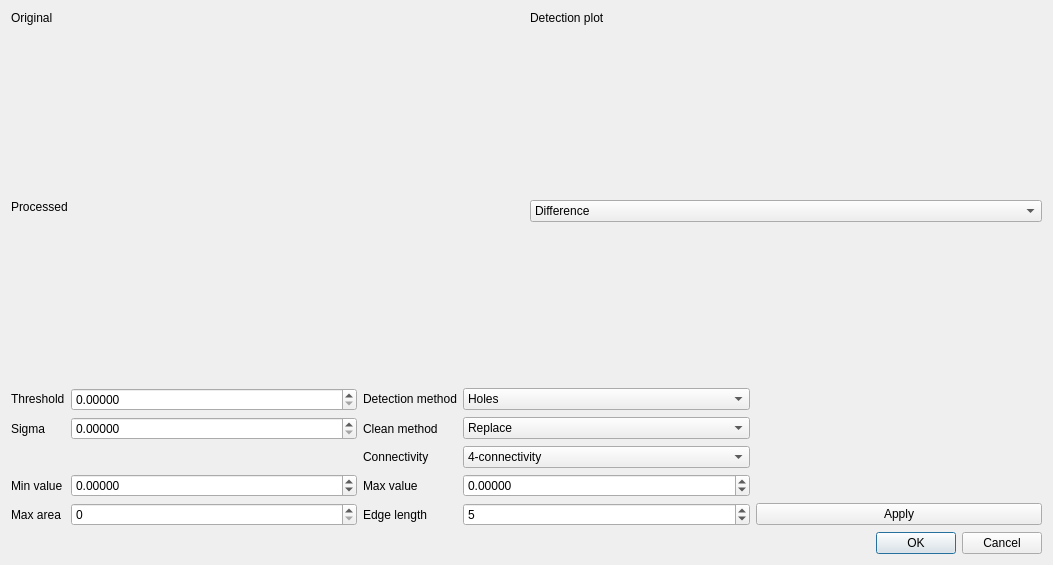
Old version of the form frameworks/tomography/Preprocessing/StdPreprocModulesGUI/src/morphspotcleandlg.ui in the repository neutronimaging/imagingsuite.
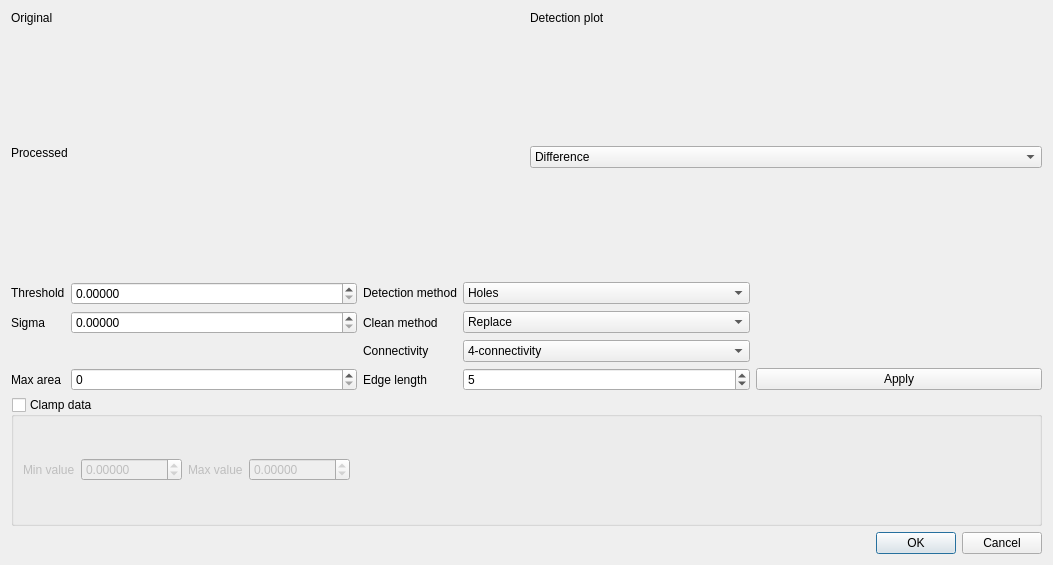
New version of the form. Custom widgets are drawn as their Qt base class.

Commit message: Working checkin: adding clamping to morphspotclean Module runs but GUI crashes.

Patch:
```diff
--- a/frameworks/tomography/Preprocessing/StdPreprocModulesGUI/src/morphspotcleandlg.ui
+++ b/frameworks/tomography/Preprocessing/StdPreprocModulesGUI/src/morphspotcleandlg.ui
@@ -169,13 +169,6 @@
        </item>
       </widget>
      </item>
-     <item row="3" column="2">
-      <widget class="QLabel" name="label_9">
-       <property name="text">
-        <string>Max value</string>
-       </property>
-      </widget>
-     </item>
      <item row="4" column="0">
       <widget class="QLabel" name="label_7">
        <property name="text">
@@ -203,22 +196,6 @@
        </property>
       </widget>
      </item>
-     <item row="3" column="3">
-      <widget class="QDoubleSpinBox" name="spinMaxValue">
-       <property name="toolTip">
-        <string>Additional value clamping, setting greatest value allowed.</string>
-       </property>
-       <property name="decimals">
-        <number>5</number>
-       </property>
-       <property name="minimum">
-        <double>-10000.000000000000000</double>
-       </property>
-       <property name="maximum">
-        <double>10000.000000000000000</double>
-       </property>
-      </widget>
-     </item>
      <item row="0" column="1">
       <widget class="QDoubleSpinBox" name="spinThreshold">
        <property name="toolTip">
@@ -264,13 +241,6 @@
        </property>
       </widget>
      </item>
-     <item row="3" column="0">
-      <widget class="QLabel" name="label_8">
-       <property name="text">
-        <string>Min value</string>
-       </property>
-      </widget>
-     </item>
      <item row="4" column="2">
       <widget class="QLabel" name="label_10">
        <property name="text">
@@ -291,22 +261,6 @@
        </property>
       </widget>
      </item>
-     <item row="3" column="1">
-      <widget class="QDoubleSpinBox" name="spinMinValue">
-       <property name="toolTip">
-        <string>Additional value clamping, setting lowest value allowed.</string>
-       </property>
-       <property name="decimals">
-        <number>5</number>
-       </property>
-       <property name="minimum">
-        <double>-10000.000000000000000</double>
-       </property>
-       <property name="maximum">
-        <double>10000.000000000000000</double>
-       </property>
-      </widget>
-     </item>
      <item row="1" column="2">
       <widget class="QLabel" name="label_13">
        <property name="text">
@@ -346,6 +300,84 @@
      </item>
     </layout>
    </item>
+   <item>
+    <widget class="QGroupBox" name="groupBox_clampData">
+     <property name="title">
+      <string>Clamp data</string>
+     </property>
+     <property name="checkable">
+      <bool>true</bool>
+     </property>
+     <property name="checked">
+      <bool>false</bool>
+     </property>
+     <layout class="QHBoxLayout" name="horizontalLayout_3">
+      <item>
+       <layout class="QHBoxLayout" name="horizontalLayout_2">
+        <item>
+         <widget class="QLabel" name="label_8">
+          <property name="text">
+           <string>Min value</string>
+          </property>
+         </widget>
+        </item>
+        <item>
+         <widget class="QDoubleSpinBox" name="spinMinValue">
+          <property name="toolTip">
+           <string>Additional value clamping, setting lowest value allowed.</string>
+          </property>
+          <property name="decimals">
+           <number>5</number>
+          </property>
+          <property name="minimum">
+           <double>-10000.000000000000000</double>
+          </property>
+          <property name="maximum">
+           <double>10000.000000000000000</double>
+          </property>
+         </widget>
+        </item>
+        <item>
+         <widget class="QLabel" name="label_9">
+          <property name="text">
+           <string>Max value</string>
+          </property>
+         </widget>
+        </item>
+        <item>
+         <widget class="QDoubleSpinBox" name="spinMaxValue">
+          <property name="toolTip">
+           <string>Additional value clamping, setting greatest value allowed.</string>
+          </property>
+          <property name="decimals">
+           <number>5</number>
+          </property>
+          <property name="minimum">
+           <double>-10000.000000000000000</double>
+          </property>
+          <property name="maximum">
+           <double>10000.000000000000000</double>
+          </property>
+         </widget>
+        </item>
+        <item>
+         <spacer name="horizontalSpacer">
+          <property name="orientation">
+           <enum>Qt::Horizontal</enum>
+          </property>
+          <property name="sizeHint" stdset="0">
+           <size>
+            <width>40</width>
+            <height>20</height>
+           </size>
+          </property>
+         </spacer>
+        </item>
+       </layout>
+      </item>
+     </layout>
+    </widget>
+   </item>
    <item>
     <widget class="QDialogButtonBox" name="buttonBox">
      <property name="orientation">
```
The commit also changes 6 other files.
